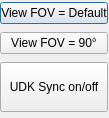
Above: core/gui.ui from m2u/m2u before the change. Below: the same form after it.
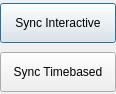
That is the form after the change.

Commit message: Added the option to sync using a Timer instead of on view change. Still need to find a way tp sync interactively without crashing (?)

What changed in the file:
```diff
--- a/core/gui.ui
+++ b/core/gui.ui
@@ -6,8 +6,8 @@
    <rect>
     <x>0</x>
     <y>0</y>
-    <width>109</width>
-    <height>118</height>
+    <width>116</width>
+    <height>94</height>
    </rect>
   </property>
   <property name="windowTitle">
@@ -18,33 +18,42 @@
     <rect>
      <x>0</x>
      <y>0</y>
-     <width>108</width>
-     <height>116</height>
+     <width>116</width>
+     <height>96</height>
     </rect>
    </property>
    <layout class="QGridLayout" name="gridLayout">
     <item row="0" column="0">
-     <widget class="QPushButton" name="btnViewFOVDefault">
+     <widget class="QPushButton" name="ckbToggleSyncInteractive">
+      <property name="minimumSize">
+       <size>
+        <width>0</width>
+        <height>40</height>
+       </size>
+      </property>
+      <property name="maximumSize">
+       <size>
+        <width>150</width>
+        <height>16777215</height>
+       </size>
+      </property>
+      <property name="cursor">
+       <cursorShape>ArrowCursor</cursorShape>
+      </property>
       <property name="text">
-       <string>View FOV = Default</string>
+       <string>Sync Interactive</string>
+      </property>
+      <property name="checkable">
+       <bool>true</bool>
       </property>
      </widget>
     </item>
     <item row="1" column="0">
-     <widget class="QPushButton" name="btnViewFOV90">
-      <property name="text">
-       <string>View FOV = 90°</string>
-      </property>
-     </widget>
-    </item>
-    <item row="2" column="0">
-     <layout class="QHBoxLayout" name="horizontalLayout">
-      <item>
-       <widget class="QPushButton" name="ckbToggleSync">
+     <widget class="QPushButton" name="ckbToggleSyncTimebased">
         <property name="minimumSize">
          <size>
           <width>0</width>
-          <height>50</height>
+        <height>40</height>
          </size>
         </property>
         <property name="maximumSize">
@@ -57,14 +66,12 @@
          <cursorShape>ArrowCursor</cursorShape>
         </property>
         <property name="text">
-         <string>UDK Sync on/off</string>
+       <string>Sync Timebased</string>
         </property>
         <property name="checkable">
          <bool>true</bool>
         </property>
        </widget>
-      </item>
-     </layout>
     </item>
    </layout>
   </widget>
```
Lines whose indentation alone changed are shown as unchanged. The commit also changes 5 other files.
